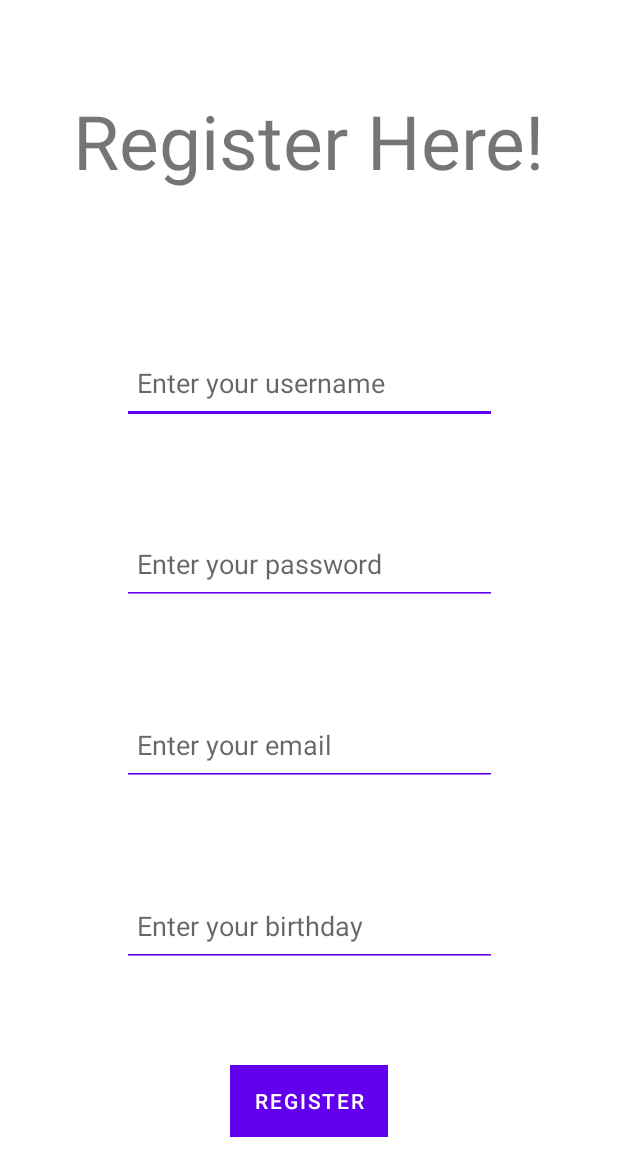
After one commit to CHyett/SharedExpenseApp, an Android app: the fragment RegisterFragment shown on its own in the app's theme, on a phone screen of 412 x 824 dp. The commit adds this screen. Shown: the top 1176 px of the screen. Run offline under Robolectric (Android 15) with nearby library versions, the phone set to English and light mode, and no system bars; our stand-ins replace data binding; 1 statement that could not run was skipped.

Commit message:
added prototype login and register screens

```diff
--- /dev/null
+++ b/Client/app/src/main/java/com/example/sharedexpenseapp/RegisterFragment.kt
@@ -0,0 +1,47 @@
+package com.example.sharedexpenseapp
+
+import android.os.Bundle
+import android.view.LayoutInflater
+import android.view.View
+import android.view.ViewGroup
+import android.widget.Toast
+import androidx.databinding.DataBindingUtil
+import androidx.fragment.app.Fragment
+import androidx.lifecycle.ViewModelProvider
+import androidx.navigation.NavController
+import androidx.navigation.Navigation
+import com.example.sharedexpenseapp.databinding.RegisterFragmentBinding
+
+
+class RegisterFragment : Fragment() {
+
+    private lateinit var binding: RegisterFragmentBinding
+    private lateinit var navController: NavController
+    private lateinit var viewModel: RegisterViewModel
+
+    companion object {
+        fun newInstance() = RegisterFragment()
+    }
+
+
+    override fun onCreateView(inflater: LayoutInflater, container: ViewGroup?, savedInstanceState: Bundle?): View? {
+        binding = DataBindingUtil.inflate(inflater, R.layout.register_fragment, container, false)
+        return binding.root
+    }
+
+    override fun onViewCreated(view: View, savedInstanceState: Bundle?) {
+        super.onViewCreated(view, savedInstanceState)
+        navController = Navigation.findNavController(view)
+    }
+
+    override fun onActivityCreated(savedInstanceState: Bundle?) {
+        super.onActivityCreated(savedInstanceState)
+        viewModel = ViewModelProvider(this).get(RegisterViewModel::class.java)
+        binding.viewmodel = viewModel
+        binding.lifecycleOwner = this
+        binding.registerFragmentRegisterButton.setOnClickListener {
+            Toast.makeText(activity, User(viewModel.newUserUsername.value!!, viewModel.newUserPassword.value!!, viewModel.newUserEmail.value!!, viewModel.newUserDateOfBirth.value!!).toString(), Toast.LENGTH_SHORT).show()
+            viewModel.register() }
+    }
+
+}
--- /dev/null
+++ b/Client/app/src/main/java/com/example/sharedexpenseapp/RegisterViewModel.kt
@@ -0,0 +1,20 @@
+package com.example.sharedexpenseapp
+
+import androidx.lifecycle.MutableLiveData
+import androidx.lifecycle.ViewModel
+
+class RegisterViewModel : ViewModel() {
+
+    internal val newUserUsername = MutableLiveData<String>()
+
+    internal val newUserPassword = MutableLiveData<String>()
+
+    internal val newUserDateOfBirth = MutableLiveData<String>()
+
+    internal val newUserEmail = MutableLiveData<String>()
+
+    internal fun register() {
+
+    }
+
+}
--- /dev/null
+++ b/Client/app/src/main/java/com/example/sharedexpenseapp/User.kt
@@ -0,0 +1,3 @@
+package com.example.sharedexpenseapp
+
+data class User(val username: String, val password: String, val eMail: String, val dob: String)
--- /dev/null
+++ b/Client/app/src/main/res/layout/register_fragment.xml
@@ -0,0 +1,93 @@
+<?xml version="1.0" encoding="utf-8"?>
+<layout xmlns:android="http://schemas.android.com/apk/res/android"
+    xmlns:app="http://schemas.android.com/apk/res-auto"
+    xmlns:tools="http://schemas.android.com/tools">
+
+    <data>
+        <variable name="viewmodel" type="com.example.sharedexpenseapp.RegisterViewModel"/>
+    </data>
+
+    <androidx.constraintlayout.widget.ConstraintLayout
+        android:layout_width="match_parent"
+        android:layout_height="match_parent"
+        tools:context=".RegisterFragment">
+
+        <TextView
+            android:id="@+id/register_fragment_title"
+            android:layout_width="wrap_content"
+            android:layout_height="wrap_content"
+            android:textSize="@dimen/register_fragment_title_text_size"
+            android:layout_marginTop="@dimen/register_fragment_title_margin_top"
+            android:text="@string/register_fragment_title"
+            app:layout_constraintEnd_toEndOf="parent"
+            app:layout_constraintStart_toStartOf="parent"
+            app:layout_constraintTop_toTopOf="parent" />
+
+        <EditText
+            android:id="@+id/register_screen_username_edittext"
+            style="@style/AppTheme.EditText"
+            android:layout_width="@dimen/register_fragment_edittext_width"
+            android:layout_height="@dimen/register_fragment_edittext_height"
+            android:hint="@string/register_username_edittext_hint"
+            android:inputType="text"
+            android:text="@={viewmodel.newUserUsername$app_debug}"
+            android:layout_marginTop="@dimen/register_fragment_username_edittext_margin_top"
+            app:layout_constraintEnd_toEndOf="parent"
+            app:layout_constraintStart_toStartOf="parent"
+            app:layout_constraintTop_toBottomOf="@+id/register_fragment_title" />
+
+        <EditText
+            android:id="@+id/register_screen_password_edittext"
+            style="@style/AppTheme.EditText"
+            android:layout_width="@dimen/register_fragment_edittext_width"
+            android:layout_height="@dimen/register_fragment_edittext_height"
+            android:hint="@string/register_password_edittext_hint"
+            android:inputType="textPassword"
+            android:text="@={viewmodel.newUserPassword$app_debug}"
+            android:layout_marginTop="@dimen/register_fragment_password_edittext_margin_top"
+            app:layout_constraintEnd_toEndOf="parent"
+            app:layout_constraintStart_toStartOf="parent"
+            app:layout_constraintTop_toBottomOf="@+id/register_screen_username_edittext" />
+
+        <EditText
+            android:id="@+id/register_screen_email_edittext"
+            style="@style/AppTheme.EditText"
+            android:layout_width="@dimen/register_fragment_edittext_width"
+            android:layout_height="@dimen/register_fragment_edittext_height"
+            android:hint="@string/register_email_edittext_hint"
+            android:inputType="text"
+            android:text="@={viewmodel.newUserEmail$app_debug}"
+            android:layout_marginTop="@dimen/register_fragment_password_edittext_margin_top"
+            app:layout_constraintEnd_toEndOf="parent"
+            app:layout_constraintStart_toStartOf="parent"
+            app:layout_constraintTop_toBottomOf="@+id/register_screen_password_edittext" />
+
+
+        <EditText
+            android:id="@+id/register_screen_dob_edittext"
+            style="@style/AppTheme.EditText"
+            android:layout_width="@dimen/register_fragment_edittext_width"
+            android:layout_height="@dimen/register_fragment_edittext_height"
+            android:hint="@string/register_dob_edittext_hint"
+            android:inputType="date"
+            android:text="@={viewmodel.newUserDateOfBirth$app_debug}"
+            android:layout_marginTop="@dimen/register_fragment_password_edittext_margin_top"
+            app:layout_constraintEnd_toEndOf="parent"
+            app:layout_constraintStart_toStartOf="parent"
+            app:layout_constraintTop_toBottomOf="@+id/register_screen_email_edittext" />
+
+        <com.google.android.material.button.MaterialButton
+            android:id="@+id/register_fragment_register_button"
+            style="@style/Widget.MaterialComponents.Button.UnelevatedButton"
+            android:layout_width="wrap_content"
+            android:layout_height="wrap_content"
+            android:background="@color/activityMainButtonColor"
+            android:text="@string/register_register_button"
+            android:layout_marginTop="@dimen/register_fragment_password_edittext_margin_top"
+            app:cornerRadius="@dimen/activityMainButtonCorners"
+            app:layout_constraintEnd_toEndOf="parent"
+            app:layout_constraintStart_toStartOf="parent"
+            app:layout_constraintTop_toBottomOf="@+id/register_screen_dob_edittext" />
+
+    </androidx.constraintlayout.widget.ConstraintLayout>
+</layout>
--- a/Client/app/src/main/res/values/dimens.xml
+++ b/Client/app/src/main/res/values/dimens.xml
@@ -1,7 +1,21 @@
 <resources>
     <dimen name="fab_margin">50dp</dimen>
-    <dimen name="edit_text_width">150sp</dimen>
+    <dimen name="edit_text_width">150dp</dimen>
     <dimen name="edit_text_height">55dp</dimen>
-    <dimen name="activityMainButtonPadding">50sp</dimen>
-    <dimen name="activityMainButtonCorners">20sp</dimen>
+    <dimen name="activityMainButtonPadding">50dp</dimen>
+    <dimen name="activityMainButtonCorners">20dp</dimen>
+
+    <!-- login screen dimensions -->
+    <dimen name="login_password_top_margin">60dp</dimen>
+    <dimen name="login_screen_edittext_height">55dp</dimen>
+    <dimen name="login_screen_edittext_width">200dp</dimen>
+    <dimen name="login_screen_textview_margin_bottom">30dp</dimen>
+
+    <!-- register screen dimens -->
+    <dimen name="register_fragment_title_margin_top">60dp</dimen>
+    <dimen name="register_fragment_title_text_size">50sp</dimen>
+    <dimen name="register_fragment_username_edittext_margin_top">100dp</dimen>
+    <dimen name="register_fragment_password_edittext_margin_top">65dp</dimen>
+    <dimen name="register_fragment_edittext_height">55dp</dimen>
+    <dimen name="register_fragment_edittext_width">250dp</dimen>
 </resources>
--- a/Client/app/src/main/res/values/strings.xml
+++ b/Client/app/src/main/res/values/strings.xml
@@ -10,6 +10,18 @@
     <string name="next">Next</string>
     <string name="previous">Previous</string>
 
-    <string name="hello_first_fragment">Hello first fragment</string>
-    <string name="hello_second_fragment">Hello second fragment. Arg: %1$s</string>
+    <!-- Strings used for login fragment -->
+    <string name="login_edittext_username_hint">Enter your username</string>
+    <string name="login_edittext_password_hint">Enter your password</string>
+    <string name="login_screen_submit">Submit</string>
+    <string name="login_screen_register">Not a member? <u>Register here</u></string>
+
+    <!-- Strings used for register fragment -->
+    <string name="register_fragment_title">Register Here!</string>
+    <string name="register_username_edittext_hint">Enter your username</string>
+    <string name="register_password_edittext_hint">Enter your password</string>
+    <string name="register_email_edittext_hint">Enter your email</string>
+    <string name="register_dob_edittext_hint">Enter your birthday</string>
+    <string name="register_register_button">Register</string>
+
 </resources>
--- a/Client/app/src/main/res/values/styles.xml
+++ b/Client/app/src/main/res/values/styles.xml
@@ -8,9 +8,15 @@
         <item name="colorAccent">@color/colorAccent</item>
     </style>
 
+    <style name="AppTheme.EditText" parent="android:Widget.EditText">
+        <item name="android:padding">10dp</item>
+        <item name="android:textCursorDrawable">@null</item>
+        <item name="android:backgroundTint">@color/colorPrimary</item>
+    </style>
+
     <style name="AppTheme.NoActionBar">
         <item name="windowActionBar">false</item>
-        <item name="windowNoTitle">true</item>
+        <item  name="windowNoTitle">true</item>
     </style>
 
     <style name="AppTheme.AppBarOverlay" parent="ThemeOverlay.AppCompat.Dark.ActionBar" />
```
Also changed, not shown: Client/app/build.gradle (+7 -1 lines), Client/app/src/main/java/com/example/sharedexpenseapp/LoginFragment.kt (added, +51 -0 lines), Client/app/src/main/java/com/example/sharedexpenseapp/LoginViewModel.kt (added, +17 -0 lines), Client/app/src/main/java/com/example/sharedexpenseapp/MainActivity.kt (+23 -1 lines), Client/app/src/main/res/layout/activity_main.xml (+26 -1 lines), Client/app/src/main/res/layout/login_fragment.xml (added, +90 -0 lines), Client/app/src/main/res/navigation/nav_graph.xml (added, +24 -0 lines).
